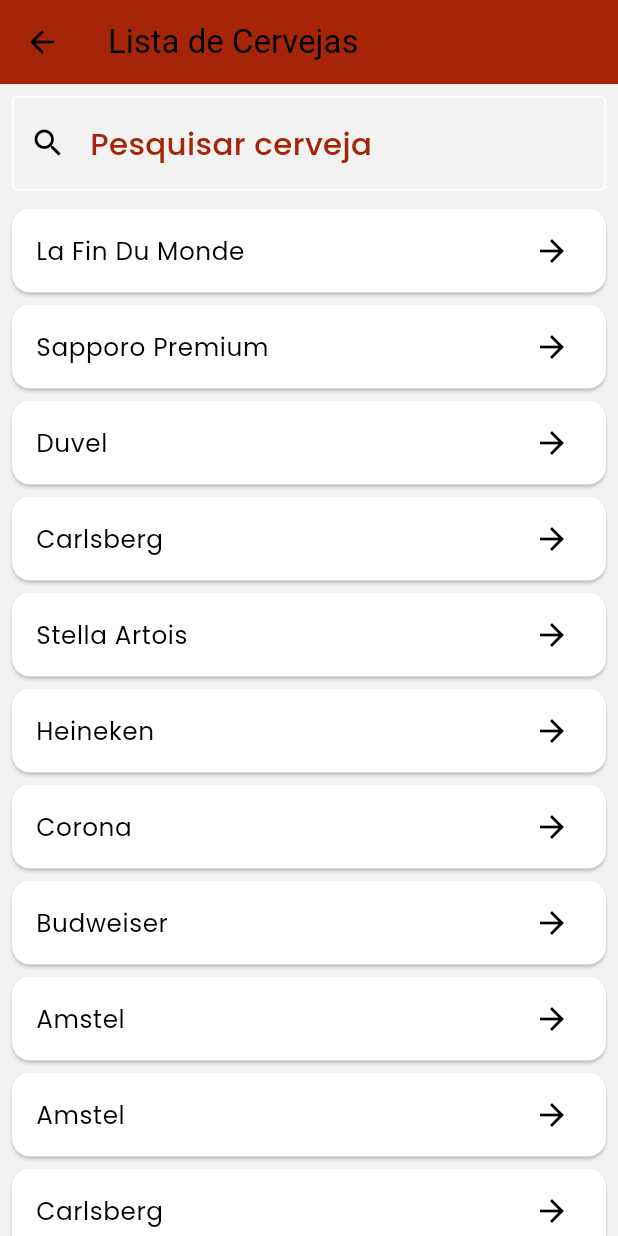
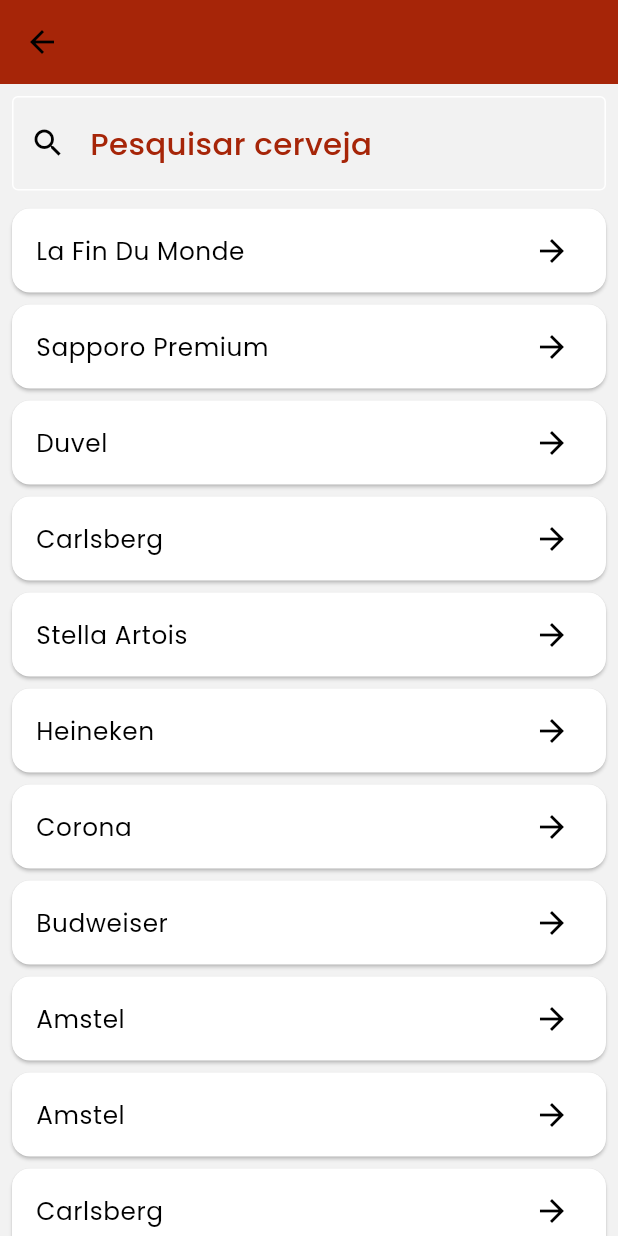
Before and after one commit to andersonstack/app_beer, a Flutter app: the ListBeer screen opened by its route, on a phone screen of 412 x 824 dp. Run offline on Flutter 3.47's test engine with Material 3 defaults, Android fonts, the phone set to English and light mode, and no system bars; our stand-ins replace get, google_fonts.

Commit message:
style: retirando o título

```diff
--- a/lib/components/list_component.dart
+++ b/lib/components/list_component.dart
@@ -10,7 +10,7 @@ class ListBeer extends StatelessWidget {
     final AppController appController = Get.find();
 
     return Scaffold(
-      appBar: AppBar(title: const Text("Lista de Cervejas")),
+      appBar: AppBar(title: null),
       body: Column(
         children: [
           Padding(
```
